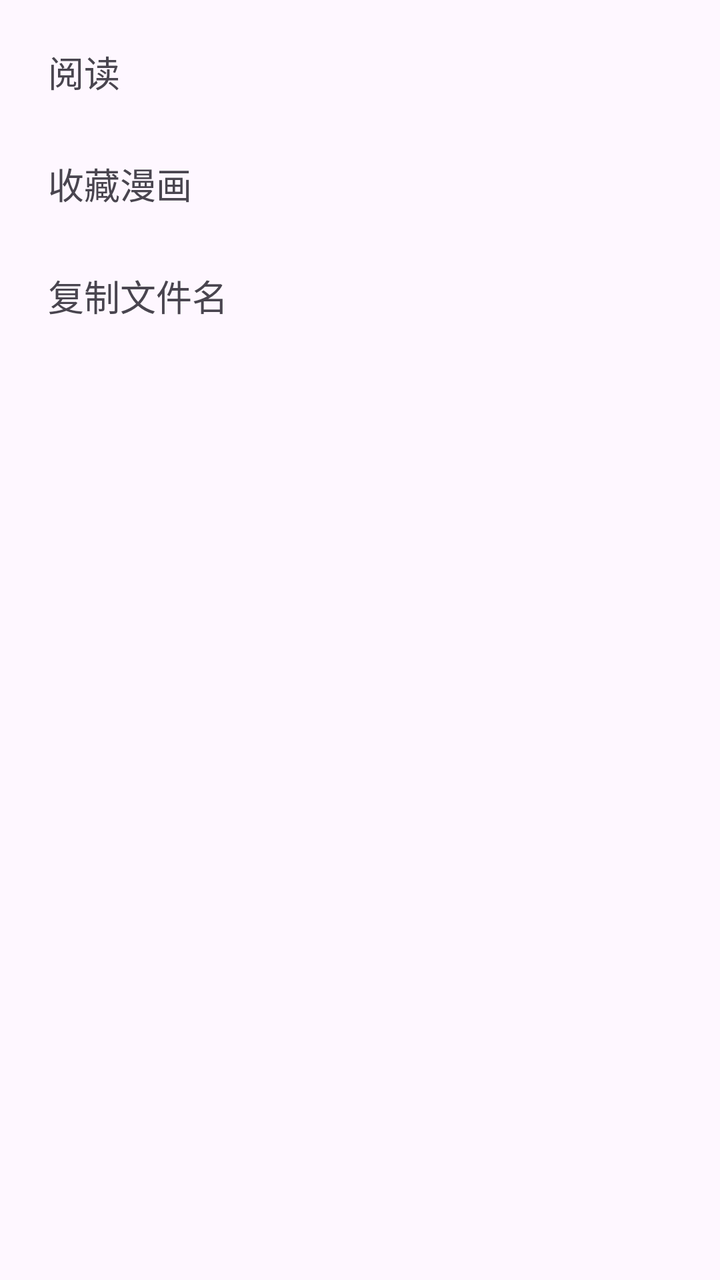
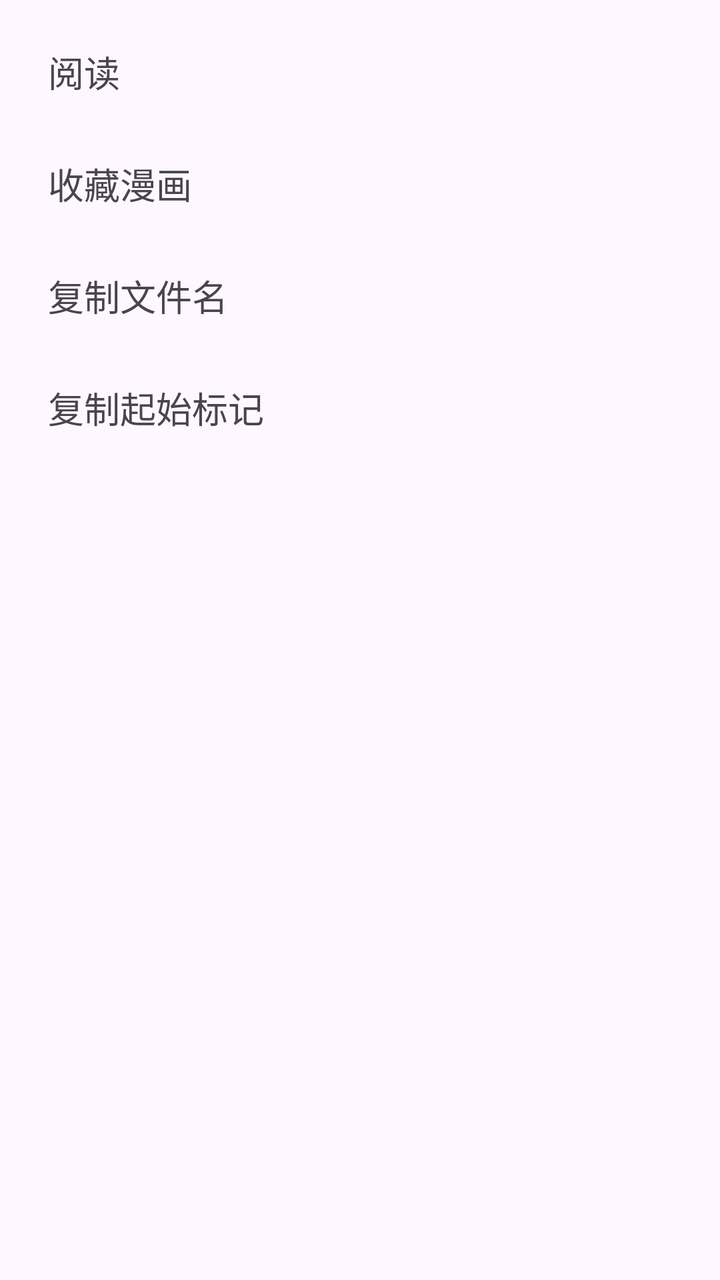

An Android layout rendered at two revisions. The XML below is the earlier revision; the diff shows what the commit changed to produce the second picture.
<!-- AndroidManifest.xml: application theme Theme.ComicLab -->
<!-- res/layout/bottom_sheet_archive_actions.xml -->
<?xml version="1.0" encoding="utf-8"?>
<LinearLayout xmlns:android="http://schemas.android.com/apk/res/android"
    android:layout_width="match_parent"
    android:layout_height="wrap_content"
    android:orientation="vertical"
    android:paddingTop="8dp"
    android:paddingBottom="16dp">

    <TextView
        android:id="@+id/btnReadComic"
        android:layout_width="match_parent"
        android:layout_height="56dp"
        android:background="?attr/selectableItemBackground"
        android:gravity="center_vertical"
        android:paddingStart="24dp"
        android:paddingEnd="24dp"
        android:text="@string/read"
        android:textSize="18sp" />

    <TextView
        android:id="@+id/btnFavoriteComicAction"
        android:layout_width="match_parent"
        android:layout_height="56dp"
        android:background="?attr/selectableItemBackground"
        android:gravity="center_vertical"
        android:paddingStart="24dp"
        android:paddingEnd="24dp"
        android:text="@string/favorite_comic_action"
        android:textSize="18sp" />

    <TextView
        android:id="@+id/btnCopyFileName"
        android:layout_width="match_parent"
        android:layout_height="56dp"
        android:background="?attr/selectableItemBackground"
        android:gravity="center_vertical"
        android:paddingStart="24dp"
        android:paddingEnd="24dp"
        android:text="@string/copy_file_name"
        android:textSize="18sp" />

</LinearLayout>
<!-- resources referenced by this layout -->
<resources>
  <string name="copy_file_name">复制文件名</string>
  <string name="favorite_comic_action">收藏漫画</string>
  <string name="read">阅读</string>
  <style name="Theme.ComicLab" parent="Base.Theme.ComicLab" />
  <style name="Base.Theme.ComicLab" parent="Theme.Material3.DayNight.NoActionBar">
          <item name="android:windowFullscreen">false</item>
          <item name="android:statusBarColor">@color/comiclab_blue</item>
          <item name="android:navigationBarColor">@color/white</item>
          <item name="android:windowLightStatusBar">false</item>
          <item name="android:windowLightNavigationBar">true</item>
      </style>
  <color name="comiclab_blue">#2859C5</color>
  <color name="white">#FFFFFFFF</color>
</resources>

<!-- the commit's change to res/layout/bottom_sheet_archive_actions.xml (unified diff, before → after) -->
@@ -39,4 +39,15 @@
         android:text="@string/copy_file_name"
         android:textSize="18sp" />
 
+    <TextView
+        android:id="@+id/btnCopyStartMarker"
+        android:layout_width="match_parent"
+        android:layout_height="56dp"
+        android:background="?attr/selectableItemBackground"
+        android:gravity="center_vertical"
+        android:paddingStart="24dp"
+        android:paddingEnd="24dp"
+        android:text="@string/copy_start_marker"
+        android:textSize="18sp" />
+
 </LinearLayout>
<!-- resource entries referenced after the edit -->
@@ -1,6 +1,7 @@
 <!-- resources referenced by this layout -->
 <resources>
   <string name="copy_file_name">复制文件名</string>
+  <string name="copy_start_marker">复制起始标记</string>
   <string name="favorite_comic_action">收藏漫画</string>
   <string name="read">阅读</string>
   <style name="Theme.ComicLab" parent="Base.Theme.ComicLab" />
